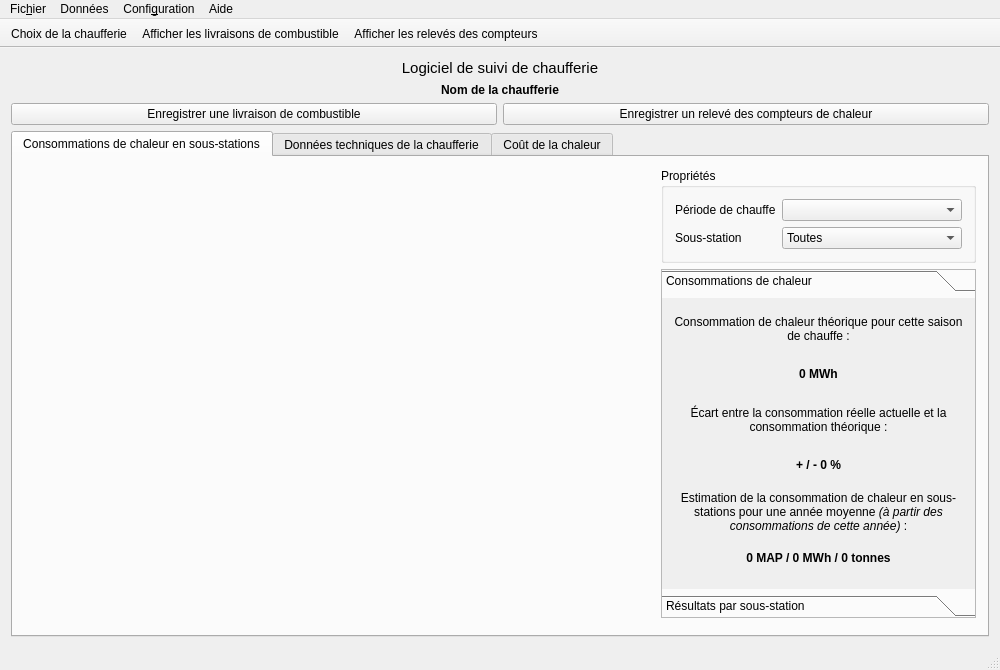
This is mainwindow.ui in pyridiss/suivi-chaufferies as Qt 5 draws it before an edit. The edited form follows.
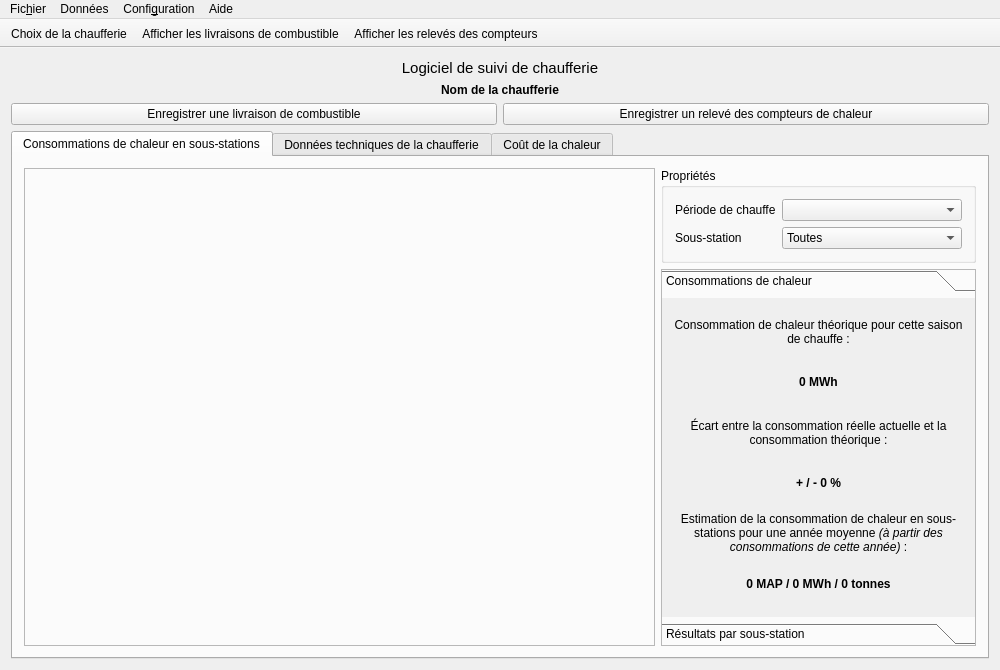
This is the edited form. Icons and pictures are not drawn. Custom widgets are drawn as their Qt base class.

Commit message: Add EnergyConsumptionChart class to move chart away from MainWindow.

```diff
--- a/mainwindow.ui
+++ b/mainwindow.ui
@@ -36,7 +36,7 @@
         <string>Consommations de chaleur en sous-stations</string>
        </attribute>
        <layout class="QGridLayout" name="gridLayout_3" columnstretch="2,1">
-        <item row="1" column="1">
+        <item row="2" column="1">
          <widget class="QGroupBox" name="groupBox">
           <property name="title">
            <string>Propriétés</string>
@@ -84,7 +84,7 @@
           </layout>
          </widget>
         </item>
-        <item row="2" column="1">
+        <item row="3" column="1">
          <widget class="QToolBox" name="toolBox">
           <property name="frameShape">
            <enum>QFrame::StyledPanel</enum>
@@ -95,7 +95,7 @@
              <x>0</x>
              <y>0</y>
              <width>311</width>
-             <height>259</height>
+             <height>294</height>
             </rect>
            </property>
            <attribute name="label">
@@ -179,7 +179,7 @@
              <x>0</x>
              <y>0</y>
              <width>311</width>
-             <height>259</height>
+             <height>294</height>
             </rect>
            </property>
            <attribute name="label">
@@ -224,8 +224,16 @@
           </widget>
          </widget>
         </item>
-        <item row="1" column="0" rowspan="3">
-         <widget class="QCustomPlot" name="chart_EnergyConsumption" native="true"/>
+        <item row="2" column="0" rowspan="2">
+         <widget class="EnergyConsumptionChart" name="energyConsumptionChart">
+          <property name="frameShape">
+           <enum>QFrame::StyledPanel</enum>
+          </property>
+          <property name="frameShadow">
+           <enum>QFrame::Raised</enum>
+          </property>
+          <layout class="QHBoxLayout" name="horizontalLayout"/>
+         </widget>
         </item>
        </layout>
       </widget>
@@ -370,7 +378,7 @@
      <x>0</x>
      <y>0</y>
      <width>1000</width>
-     <height>27</height>
+     <height>26</height>
     </rect>
    </property>
    <widget class="QMenu" name="menuFichier">
@@ -427,7 +435,6 @@
    <addaction name="actionShowDeliveries"/>
    <addaction name="actionShowMetersRecord"/>
   </widget>
-  <widget class="QStatusBar" name="statusBar"/>
   <action name="actionConfigureBoilerRoom">
    <property name="icon">
     <iconset theme="document-properties">
@@ -514,7 +521,8 @@
   </action>
   <action name="actionHeatingSystems">
    <property name="icon">
-    <iconset theme="configure"/>
+    <iconset theme="configure">
+     <normaloff>.</normaloff>.</iconset>
    </property>
    <property name="text">
     <string>Choix de la chaufferie</string>
@@ -532,6 +540,12 @@
    <header>qcustomplot/qcustomplot.h</header>
    <container>1</container>
   </customwidget>
+  <customwidget>
+   <class>EnergyConsumptionChart</class>
+   <extends>QFrame</extends>
+   <header>energyconsumptionchart.h</header>
+   <container>1</container>
+  </customwidget>
  </customwidgets>
  <resources/>
  <connections/>
```
The commit also changes 4 other files.
